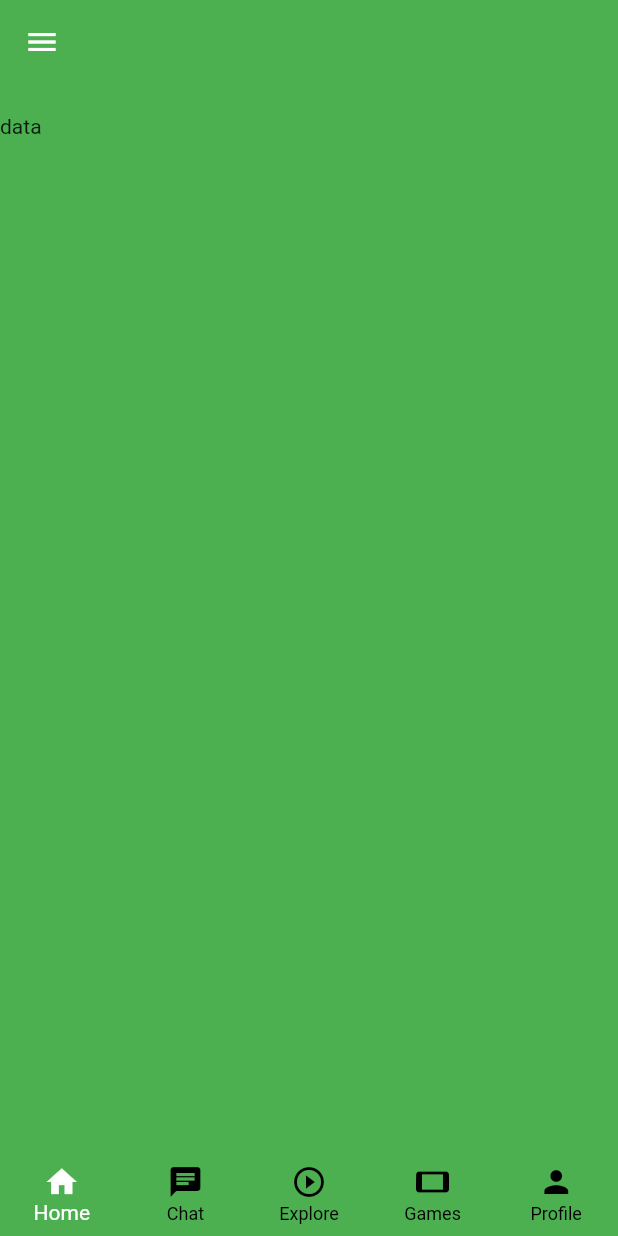
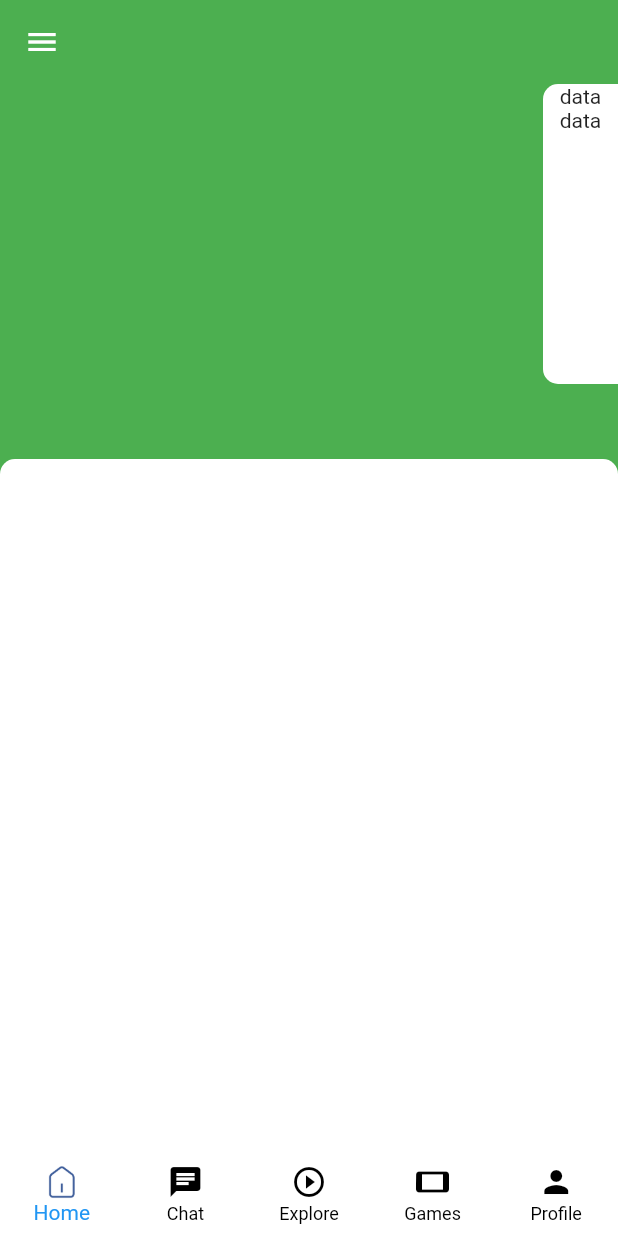
Before and after one commit to malikkhalim/Happy_Phone, a Flutter app: the screen it shows after launch, on a phone screen of 412 x 824 dp. Run offline on Flutter 3.47's test engine with Material 2 defaults, Android fonts, the light colour scheme and no system bars.

Commit message:
new file:   assets/images/Baner1.png 	new file:   assets/images/Baner2.png 	new file:   assets/images/Baner3.png 	new file:   assets/images/chat.png 	new file:   assets/images/explore.png 	new file:   assets/images/games.png 	new file:   assets/images/happy_icon.png 	new file:   assets/images/home.png 	new file:   assets/images/profile.png 	modified:   lib/main.dart 	modified:   pubspec.yaml

```diff
--- a/lib/main.dart
+++ b/lib/main.dart
@@ -3,7 +3,7 @@ import "package:flutter/services.dart";
 import 'package:happy_apps/navbar.dart';
 
 void main(){
-  runApp(MyWidget());
+  runApp(const MyWidget());
 
 }
 
@@ -17,9 +17,9 @@ class MyWidget extends StatelessWidget {
     return MaterialApp(
       home: Scaffold(
         backgroundColor: Colors.green,
-        drawer: NavBar(),
+        drawer: const NavBar(),
         appBar: AppBar(
-          systemOverlayStyle: SystemUiOverlayStyle(
+          systemOverlayStyle: const SystemUiOverlayStyle(
             systemNavigationBarColor: Colors.black,
           ),
           backgroundColor: Colors.transparent,
@@ -28,21 +28,59 @@ class MyWidget extends StatelessWidget {
         body: SafeArea(
           child: Column(
             children: [
-              SizedBox(height: 20),
-              Text("data")
+              Row(
+                mainAxisAlignment: MainAxisAlignment.end,
+                children: [
+                  Container(
+                    decoration: const BoxDecoration(
+                      color: Colors.white,
+                      borderRadius: BorderRadius.only(
+                        topLeft: Radius.circular(10),
+                        bottomLeft: Radius.circular(10)
+                      )
+                    ),
+                    width: 50,
+                    height: 200,
+                    child: const Column(
+                      children: [
+                        Text("data"),
+                        Text("data")
+                      ],
+                    ),
+                  ),
+                ],
+              ),
+              Column(
+                children: [
+                  const SizedBox(height: 50),
+                  Container(
+                    height: MediaQuery.of(context).size.height-362,
+                    decoration: const BoxDecoration(
+                      borderRadius: BorderRadius.only(
+                        topLeft: Radius.circular(10),
+                        topRight: Radius.circular(10)
+                      ),
+                      color: Colors.white,
+                    ),
+                  )
+                ]
+              ),
             ],
           ),
         ),
         bottomNavigationBar: BottomNavigationBar(
           type: BottomNavigationBarType.fixed,
-          backgroundColor: Colors.transparent,
+          backgroundColor: Colors.white,
           elevation: 0,
-          selectedItemColor: Colors.white,
+          selectedItemColor: Colors.blue,
           unselectedItemColor: Colors.black,
-          items: [
-            BottomNavigationBarItem(
-              icon: Icon(Icons.home),
-              label: 'Home',
+          items: const [
+          BottomNavigationBarItem(
+            icon: ImageIcon(
+              AssetImage("assets/images/home.png"),
+                  color: Color(0xFF3A5A98),
+               ),
+            label: "Home",
           ),
           BottomNavigationBarItem(
               icon: Icon(Icons.chat),
```
Also changed, not shown: pubspec.yaml (+9 -0 lines), assets/images/Baner1.png (added), assets/images/Baner2.png (added), assets/images/Baner3.png (added), assets/images/chat.png (added), assets/images/explore.png (added), assets/images/games.png (added), assets/images/happy_icon.png (added), assets/images/home.png (added), assets/images/profile.png (added).
